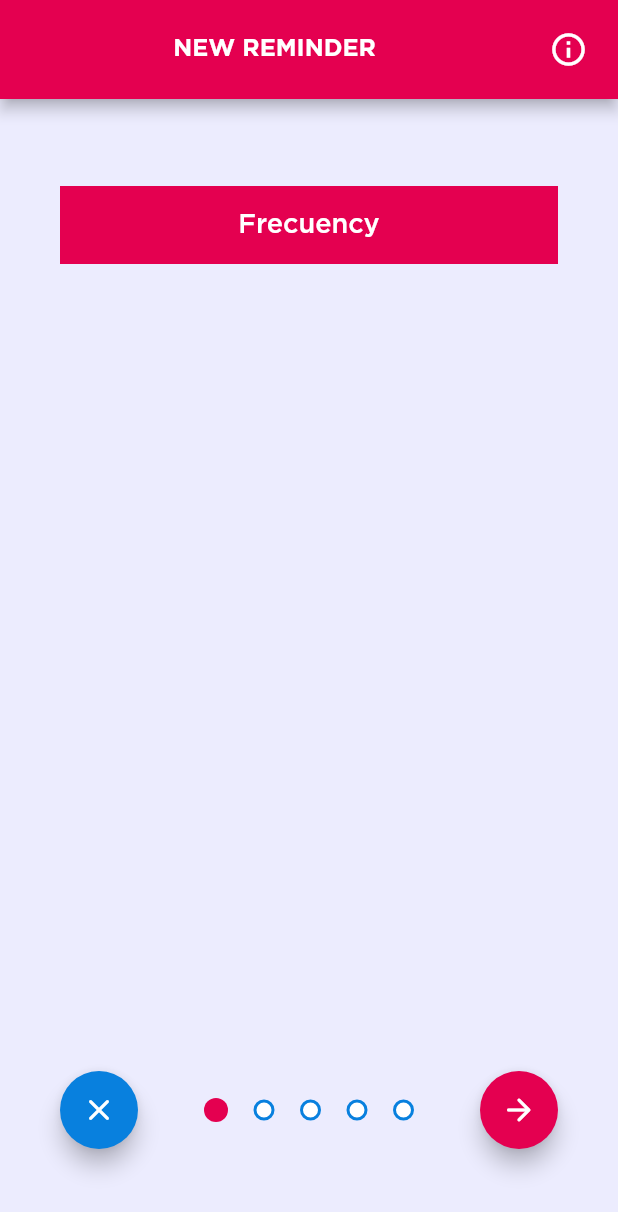
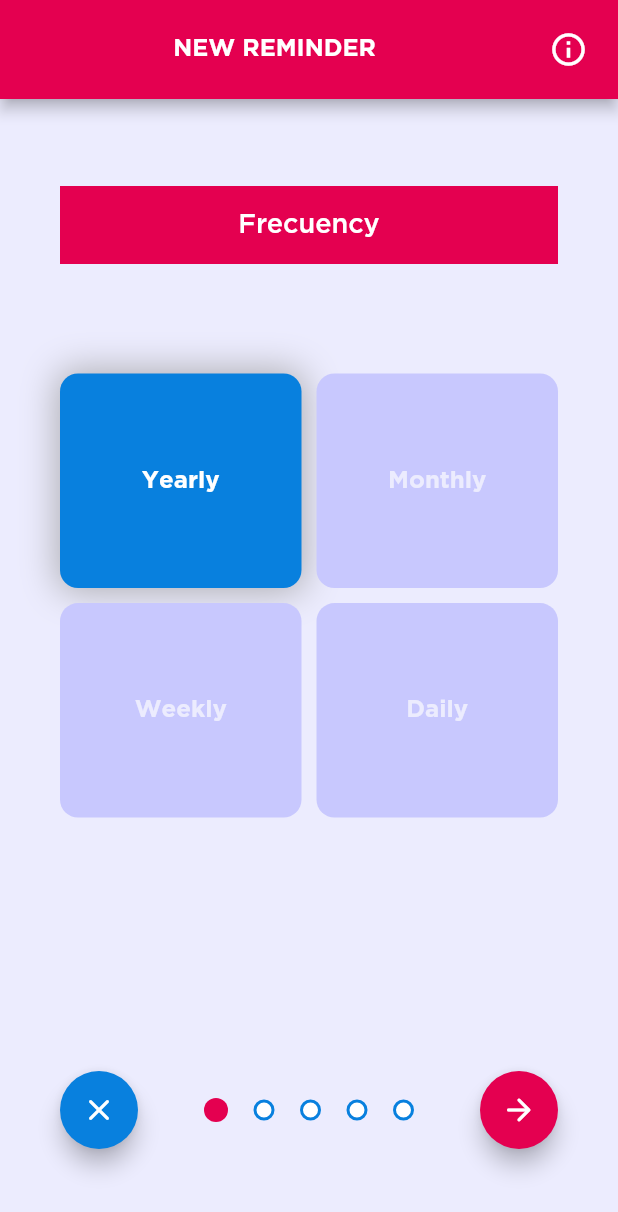
Before and after one commit to arhcoder/Smart-Reminders, a Flutter app: the ProgramReminderScreen screen opened by its route, on a phone screen of 412 x 824 dp. Shown: the top 1212 px of the screen. Run offline on Flutter 3.47's test engine with Material 2 defaults, Android fonts, the light colour scheme and no system bars; drawn by our look-alikes of auto_size_text; our stand-ins replace flutter_svg.

Commit message:
Programing Frecuency Buttons logic correcly implemented
The frecunecy buttons now works with the AppProvider, and his pressing logic is completed; the Frecuency Screen is not finished. Also, the English text [AMY] was corrected to [MAY]

```diff
--- a/lib/Panels/FrecuencyBlock.dart
+++ b/lib/Panels/FrecuencyBlock.dart
@@ -1,17 +1,68 @@
 import 'package:flutter/material.dart';
+import 'package:provider/provider.dart';
 
 import 'package:smart_reminders/Theme/Theme.dart';
+import 'package:smart_reminders/Responsive/Responsive.dart';
+
+import 'package:smart_reminders/Providers/AppProvider.dart';
+import 'package:smart_reminders/generated/l10n.dart';
 
 import 'package:smart_reminders/Widgets/Block.dart';
 import 'package:smart_reminders/Widgets/CalendarButton.dart';
 
-class FrecuencyBlock extends StatelessWidget
+class FrecuencyBlock extends StatefulWidget
 {
     const FrecuencyBlock({Key? key}) : super(key: key);
 
     @override
+    State <FrecuencyBlock> createState() => FrecuencyBlockState();
+}
+
+class FrecuencyBlockState extends State <FrecuencyBlock>
+{
+    @override
     Widget build(BuildContext context)
     {
+        // Reminder Kind from AppProvider.
+        int reminderKind = Provider.of<AppProvider>(context, listen: false).REMINDER["KIND"];
+
+        // List of reminder kind buttons //
+        List <Widget> kindButtons =
+        [
+            CalendarButton
+            (
+                text: S.current.program_kind_yearly_card,
+                reminderKey: "KIND",
+                value: 1,
+                isSelected: reminderKind == 1? true: false,
+                parentSetStateFunction: () {setState((){});}
+            ),
+            CalendarButton
+            (
+                text: S.current.program_kind_monthly_card,
+                reminderKey: "KIND",
+                value: 2,
+                isSelected: reminderKind == 2? true: false,
+                parentSetStateFunction: (){setState((){});}
+            ),
+            CalendarButton
+            (
+                text: S.current.program_kind_weekly_card,
+                reminderKey: "KIND",
+                value: 3,
+                isSelected: reminderKind == 3? true: false,
+                parentSetStateFunction: (){setState((){});}
+            ),
+            CalendarButton
+            (
+                text: S.current.program_kind_daily_card,
+                reminderKey: "KIND",
+                value: 4,
+                isSelected: reminderKind == 4? true: false,
+                parentSetStateFunction: (){setState((){});}
+            )
+        ];
+
         return Block
         (
             child: Container
@@ -20,20 +71,17 @@ class FrecuencyBlock extends StatelessWidget
 
                 child: GridView
                 (
-                    physics: null,
-                    gridDelegate: const SliverGridDelegateWithFixedCrossAxisCount
+                    physics: const BouncingScrollPhysics(),
+                    clipBehavior: Clip.none,
+                    gridDelegate: SliverGridDelegateWithFixedCrossAxisCount
                     (
                         crossAxisCount: 2,
-                        crossAxisSpacing: 10,
-                        mainAxisSpacing: 10
+                        crossAxisSpacing: 10.0,
+                        mainAxisSpacing: 10.0,
+                        childAspectRatio: (MediaQuery.of(context).size.width) * 4 /
+                        (MediaQuery.of(context).size.width - 2 * Responsive.appHorizontalPadding + 34.0) / 4
                     ),
-                    /*children:
-                    [
-                        CalendarButton(text: "ANUAL", value: 1, height: 100.0),
-                        CalendarButton(text: "MENSUAL", value: 1, height: 100.0),
-                        CalendarButton(text: "SEMANAL", value: 1, height: 100.0),
-                        CalendarButton(text: "DIARIO", value: 1, height: 100.0),
-                    ]*/
+                    children: kindButtons
                 )
             )
         );
--- a/lib/Widgets/CalendarButton.dart
+++ b/lib/Widgets/CalendarButton.dart
@@ -16,10 +16,32 @@ class CalendarButton extends StatefulWidget
     final int value;
 
     bool isSelected;
+    VoidCallback parentSetStateFunction;
 
-    CalendarButton({Key? key, required this.text,
-    required this.value, required this.reminderKey,
-    this.isSelected = false}): super(key: key);
+    // To replace the [parentSetStateFunction]
+    // when it doesn't recieves it.
+    static void defaultEmptyFunction(){}
+
+    CalendarButton
+    ({
+        Key? key,
+        required this.text,
+        required this.value,
+        required this.reminderKey,
+        this.parentSetStateFunction = defaultEmptyFunction,
+        this.isSelected = false
+    })
+    : super(key: key);
+
+    /*functionThatNeedsToExecutetheParent =
+    functionThatNeedsToExecutetheParent ??
+    (()
+    {
+        // If the constructor has not
+        // [functionThatNeedsToExecutetheParent],
+        // it uses the default empty function.
+        defaultEmptyFunction();
+    });*/
 
     @override
     State <CalendarButton> createState() => CalendarButtonState();
@@ -37,7 +59,17 @@ class CalendarButtonState extends State <CalendarButton>
             (
                 onTap: ()
                 {
-                    widget.isSelected = !widget.isSelected;
+                    if (widget.reminderKey != "KIND")
+                    {
+                        widget.isSelected = !widget.isSelected;
+                    }
+                    else
+                    {
+                        if (widget.isSelected == false)
+                        {
+                            widget.isSelected = !widget.isSelected;
+                        }
+                    }
 
                     if (widget.isSelected)
                     {
@@ -52,6 +84,7 @@ class CalendarButtonState extends State <CalendarButton>
                         );
                     }
 
+                    widget.parentSetStateFunction();
                     setState((){});
                 },
 
--- a/lib/l10n/intl_en.arb
+++ b/lib/l10n/intl_en.arb
@@ -39,7 +39,7 @@
     "program_month_02": "FEB",
     "program_month_03": "MAR",
     "program_month_04": "APR",
-    "program_month_05": "AMY",
+    "program_month_05": "MAY",
     "program_month_06": "JUN",
     "program_month_07": "JUL",
     "program_month_08": "AUG",
@@ -74,7 +74,7 @@
     "reminder_days_message": "{emoji} Every ",
     "reminder_monthly_months_message": "{emoji}For each month, every ",
     "reminder_daily_days_message": "{emoji} Everyday.",
-    "reminder_hours_message": "{emoji} {times} times, from {hour} hours, each {each} hours",
+    "reminder_hours_message": "{emoji} {times} times, from {hour} hours, each {each} hours.",
     "reminder_ok_button": "Got it!",
     "reminder_delete_button": "Delete",
     "reminder_pause_button": "Pause",
```
Also changed, not shown: lib/generated/intl/messages_all.dart, lib/generated/intl/messages_en.dart, lib/generated/l10n.dart.
